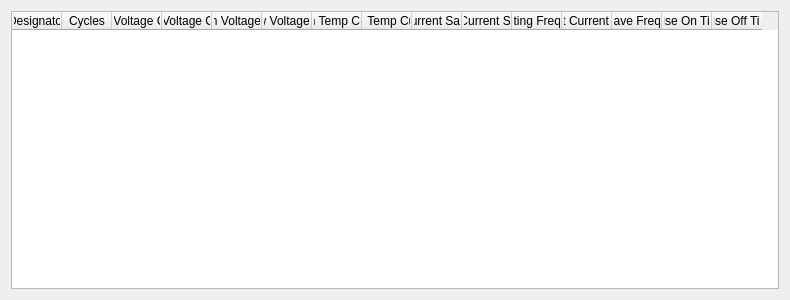
First picture: the form in wizardpagethree.ui, repository Lexcelon/batlab-toolkit-gui, before the edit.
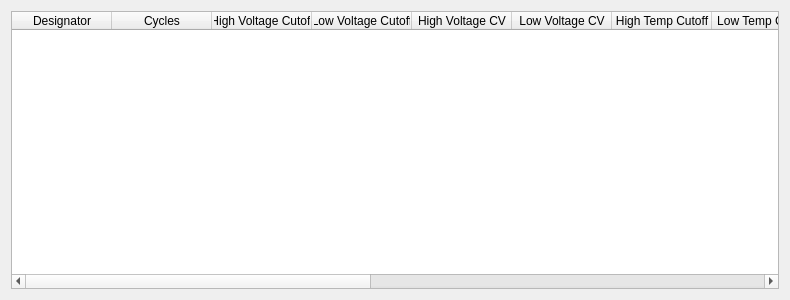
Second picture: the form after the edit.

Patch:
```diff
--- a/wizardpagethree.ui
+++ b/wizardpagethree.ui
@@ -26,7 +26,7 @@
       <number>15</number>
      </property>
      <attribute name="horizontalHeaderDefaultSectionSize">
-      <number>50</number>
+      <number>100</number>
      </attribute>
      <column>
       <property name="text">
```
Left out of the diff: 3 changed lines with no effect on the pictures.
